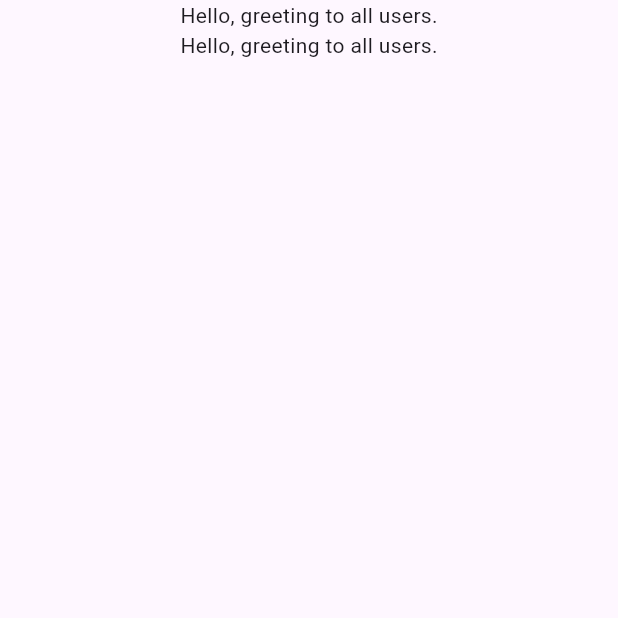
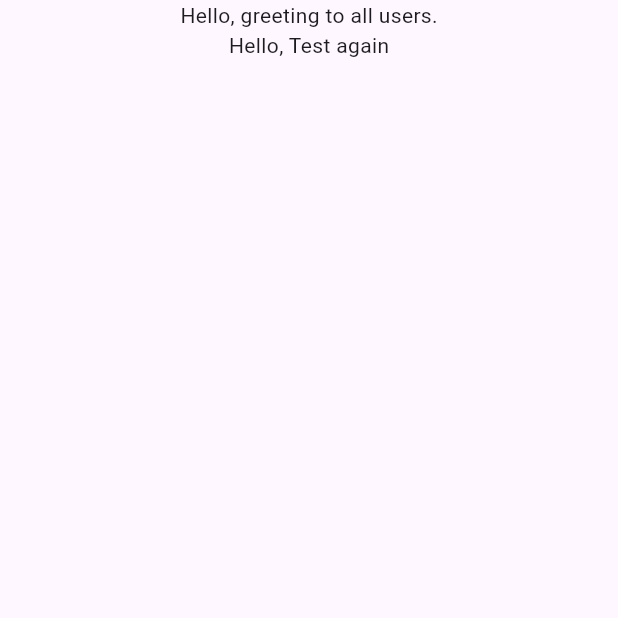
Before and after one commit to theinzan/codacy-test, a Flutter app: the screen it shows after launch, on a phone screen of 412 x 824 dp, the top half of it. Run offline on Flutter 3.47's test engine with Material 3 defaults, Android fonts, the light colour scheme and no system bars.

Commit message:
add testing text

```diff
--- a/lib/main.dart
+++ b/lib/main.dart
@@ -15,7 +15,7 @@ class MainApp extends StatelessWidget {
           child: Column(
             children: <Widget>[
               Text("Hello, greeting to all users."),
-              Text("Hello, greeting to all users."),
+              Text("Hello, Test again"),
             ],
           ),
         ),
```
